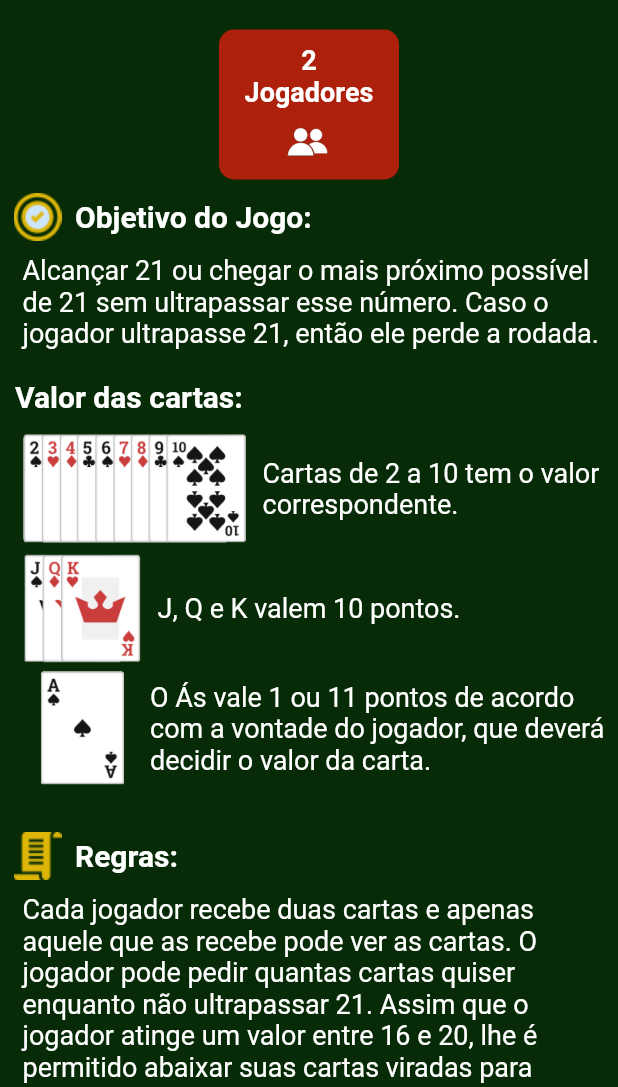
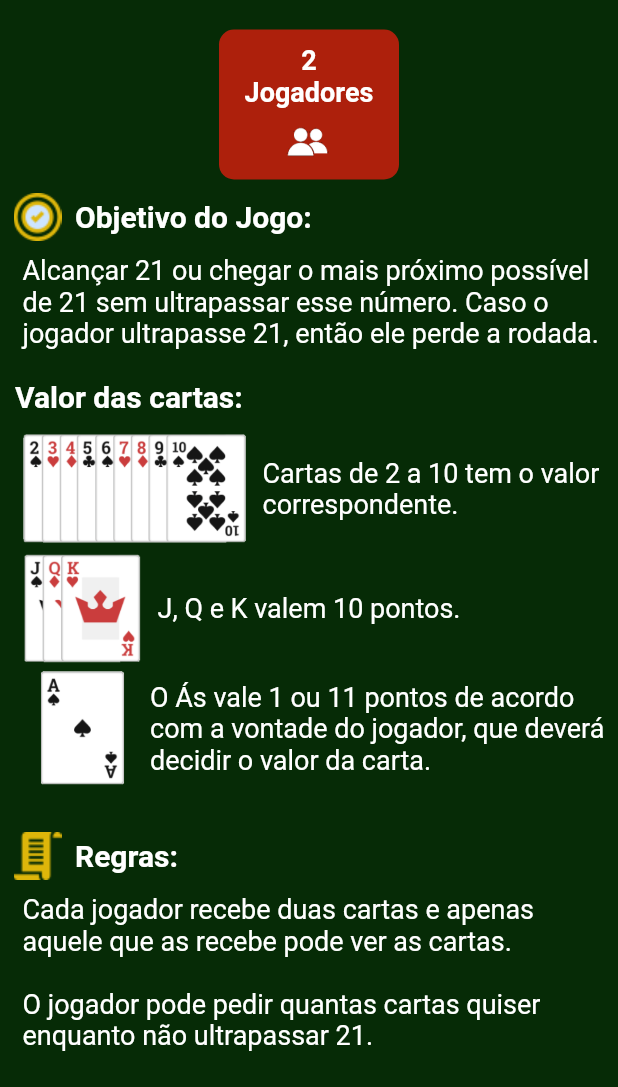
Before and after one commit to valescamoura/gruporoxo20211, a Flutter app: the GameRulesPage screen opened directly, on a phone screen of 412 x 824 dp, the part 149-1236 px from its top. Run offline on Flutter 3.47's test engine with Material 2 defaults, Android fonts, the phone set to English and light mode, and no system bars; our stand-ins replace google_fonts.

Commit message:
Correção do texto na página regras do jogo

```diff
--- a/lib/pages/gameRulesPage.dart
+++ b/lib/pages/gameRulesPage.dart
@@ -172,7 +172,7 @@ class GameRulesPage extends StatelessWidget {
                     ])),
                 Padding(
                     padding: EdgeInsets.only(left: 15.0, right: 15.0, bottom: 50.0),
-                    child: Text("Cada jogador recebe duas cartas e apenas aquele que as recebe pode ver as cartas. O jogador pode pedir quantas cartas quiser enquanto não ultrapassar 21. Assim que o jogador atinge um valor entre 16 e 20, lhe é permitido abaixar suas cartas viradas para baixo na mesa e esperar uma jogada do jogador adversário. O jogador não sabe quando o oponente abaixou as cartas, mas assim que ambos abaixam, as cartas são viradas para cima na mesa, revelando seus valores e é anunciado o vencedor que atingiu 21 ou que chegou mais próximo de 21. Caso ambos os jogadores tenham a mesma soma de valores nas cartas viradas é decretado o empate, ou caso ambos tenham valores maiores do que 21.",
+                    child: Text("Cada jogador recebe duas cartas e apenas aquele que as recebe pode ver as cartas.\n\nO jogador pode pedir quantas cartas quiser enquanto não ultrapassar 21.\n\nAssim que o jogador atinge um valor entre 16 e 20, lhe é permitido abaixar suas cartas viradas para baixo na mesa e esperar uma jogada do jogador adversário.\n\nO jogador não sabe quando o oponente abaixou as cartas, mas assim que ambos abaixam, as cartas são viradas para cima na mesa, revelando seus valores e é anunciado o vencedor que atingiu 21 ou que chegou mais próximo de 21. Caso ambos os jogadores tenham a mesma soma de valores nas cartas viradas é decretado o empate, ou caso ambos tenham valores maiores do que 21.",
                         style: TextStyle(color: Colors.white, fontSize: 18.0)
                     )
                 )
```
